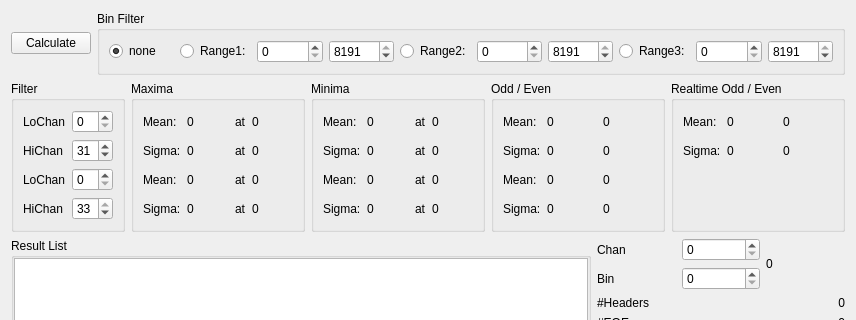
flueke/mvme, file src/mesytec_diagnostics.ui: the form before one commit; both pictures show x 0 to 856 and y 0 to 320 of the 856 by 616 pixel window.
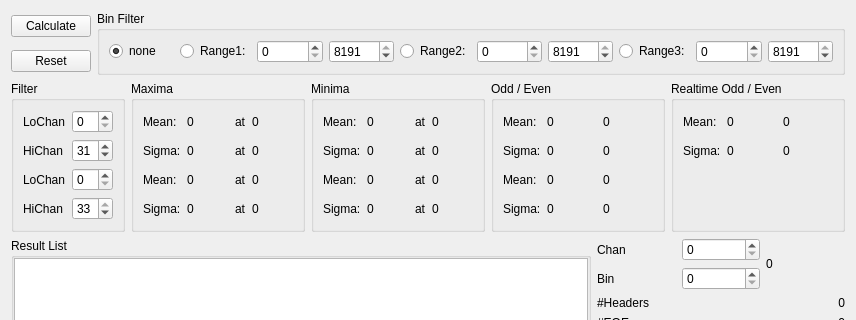
The form after the commit. Icons and pictures are not drawn.

Commit message: add reset button to mesytec diagnostics

```diff
--- a/src/mesytec_diagnostics.ui
+++ b/src/mesytec_diagnostics.ui
@@ -15,15 +15,22 @@
   </property>
   <layout class="QGridLayout" name="gridLayout_10">
    <item row="0" column="0">
-    <layout class="QHBoxLayout" name="horizontalLayout_3" stretch="0,1">
-     <item>
+    <layout class="QGridLayout" name="gridLayout_13" columnstretch="0,1">
+     <item row="0" column="0">
       <widget class="QPushButton" name="calcAll">
        <property name="text">
         <string>Calculate</string>
        </property>
       </widget>
      </item>
-     <item>
+     <item row="1" column="0">
+      <widget class="QPushButton" name="pb_reset">
+       <property name="text">
+        <string>Reset</string>
+       </property>
+      </widget>
+     </item>
+     <item row="0" column="1" rowspan="2">
       <widget class="QGroupBox" name="groupBox_16">
        <property name="title">
         <string>Bin Filter</string>
```
The commit also changes 2 other files.
